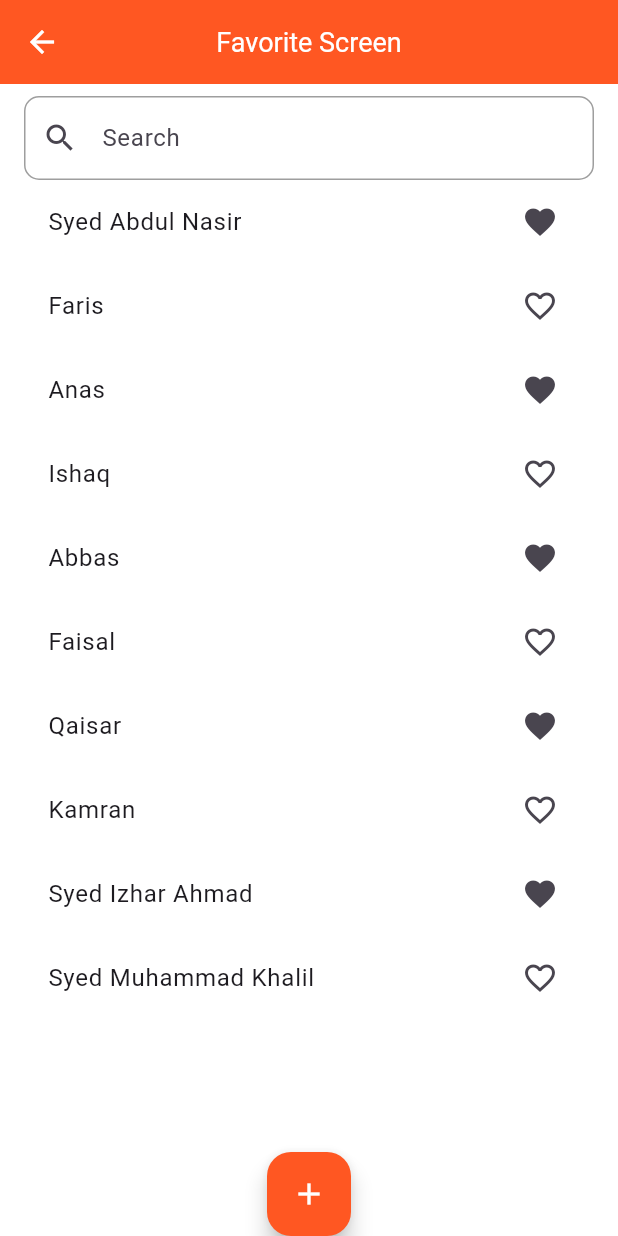
After one commit to Abdulnasir-w/Riverpod-Example, a Flutter app: the FavoriteScreen screen opened directly, after a tap on the "add" icon, on a phone screen of 412 x 824 dp. The commit adds this screen. Run offline on Flutter 3.47's test engine with Material 3 defaults, Android fonts, the light colour scheme and no system bars; our stand-ins replace flutter_riverpod.

Commit message:
Add Favorite App

```diff
--- /dev/null
+++ b/lib/Examples/Favorite App/favorite_screen.dart
@@ -0,0 +1,65 @@
+import 'package:flutter/material.dart';
+import 'package:flutter_riverpod/flutter_riverpod.dart';
+import 'package:riverpord_example/Examples/Favorite%20App/provider/provider.dart';
+
+class FavoriteScreen extends ConsumerWidget {
+  const FavoriteScreen({super.key});
+
+  @override
+  Widget build(BuildContext context, WidgetRef ref) {
+    final favoriteState = ref.watch(favoriteProvider);
+    return Scaffold(
+      appBar: AppBar(
+        title: const Text('Favorite Screen'),
+      ),
+      body: Padding(
+        padding: const EdgeInsets.symmetric(horizontal: 16.0, vertical: 8),
+        child: Column(
+          children: [
+            TextField(
+              onChanged: (value) {
+                ref.read(favoriteProvider.notifier).filter(value);
+              },
+              decoration: InputDecoration(
+                hintText: "Search",
+                prefixIcon: const Icon(Icons.search),
+                enabledBorder: OutlineInputBorder(
+                  borderRadius: BorderRadius.circular(10),
+                  borderSide: BorderSide(color: Colors.grey),
+                ),
+                focusedBorder: OutlineInputBorder(
+                  borderRadius: BorderRadius.circular(10),
+                  borderSide: BorderSide(color: Colors.deepOrange),
+                ),
+              ),
+            ),
+            Expanded(
+              child: ListView.builder(
+                itemCount: favoriteState.favoriteItems.length,
+                itemBuilder: (context, index) {
+                  final item = favoriteState.favoriteItems[index];
+                  return ListTile(
+                    title: Text(item.name),
+                    trailing: Icon(item.isFavorite
+                        ? Icons.favorite
+                        : Icons.favorite_border),
+                  );
+                },
+              ),
+            )
+          ],
+        ),
+      ),
+      floatingActionButton: FloatingActionButton(
+        onPressed: () {
+          ref.read(favoriteProvider.notifier).addItem();
+        },
+        backgroundColor: Colors.deepOrange,
+        foregroundColor: Colors.white,
+        tooltip: "Add Item",
+        child: Icon(Icons.add),
+      ),
+      floatingActionButtonLocation: FloatingActionButtonLocation.centerDocked,
+    );
+  }
+}
--- /dev/null
+++ b/lib/Examples/Favorite App/provider/favorite_state.dart
@@ -0,0 +1,20 @@
+import 'package:riverpord_example/Examples/Favorite%20App/items.dart';
+
+class FavoriteState {
+  List<Items> allItems;
+  List<Items> favoriteItems;
+  String search;
+
+  FavoriteState(
+      {required this.allItems,
+      required this.favoriteItems,
+      required this.search});
+
+  FavoriteState copyWith(
+      {List<Items>? allItems, List<Items>? favoriteItems, String? search}) {
+    return FavoriteState(
+        allItems: allItems ?? this.allItems,
+        favoriteItems: favoriteItems ?? this.favoriteItems,
+        search: search ?? this.search);
+  }
+}
--- /dev/null
+++ b/lib/Examples/Favorite App/provider/provider.dart
@@ -0,0 +1,45 @@
+import 'package:flutter_riverpod/flutter_riverpod.dart';
+import 'package:riverpord_example/Examples/Favorite%20App/items.dart';
+import 'package:riverpord_example/Examples/Favorite%20App/provider/favorite_state.dart';
+
+final favoriteProvider = StateNotifierProvider<FavoriteNotifier, FavoriteState>(
+    (ref) => FavoriteNotifier());
+
+class FavoriteNotifier extends StateNotifier<FavoriteState> {
+  FavoriteNotifier()
+      : super(FavoriteState(allItems: [], favoriteItems: [], search: ''));
+
+  void addItem() {
+    List<Items> item = [
+      Items(id: "1", name: "Syed Abdul Nasir", isFavorite: true),
+      Items(id: "2", name: "Faris", isFavorite: false),
+      Items(id: "3", name: "Anas", isFavorite: true),
+      Items(id: "4", name: "Ishaq", isFavorite: false),
+      Items(id: "5", name: "Abbas", isFavorite: true),
+      Items(id: "6", name: "Faisal", isFavorite: false),
+      Items(id: "7", name: "Qaisar", isFavorite: true),
+      Items(id: "8", name: "Kamran", isFavorite: false),
+      Items(id: "9", name: "Syed Izhar Ahmad", isFavorite: true),
+      Items(id: "10", name: "Syed Muhammad Khalil", isFavorite: false),
+    ];
+
+    state = state.copyWith(
+      allItems: item.toList(),
+      favoriteItems: item.toList(),
+    );
+  }
+
+  void filter(String search) {
+    state = state.copyWith(favoriteItems: filterItems(state.allItems, search));
+  }
+
+  List<Items> filterItems(List<Items> items, String search) {
+    if (search.isEmpty) {
+      return items;
+    }
+    return items
+        .where(
+            (items) => items.name.toLowerCase().contains(search.toLowerCase()))
+        .toList();
+  }
+}
```
Also changed, not shown: lib/Examples/Favorite App/items.dart (added, +14 -0 lines), lib/Screens/home_screen.dart (+8 -0 lines).
